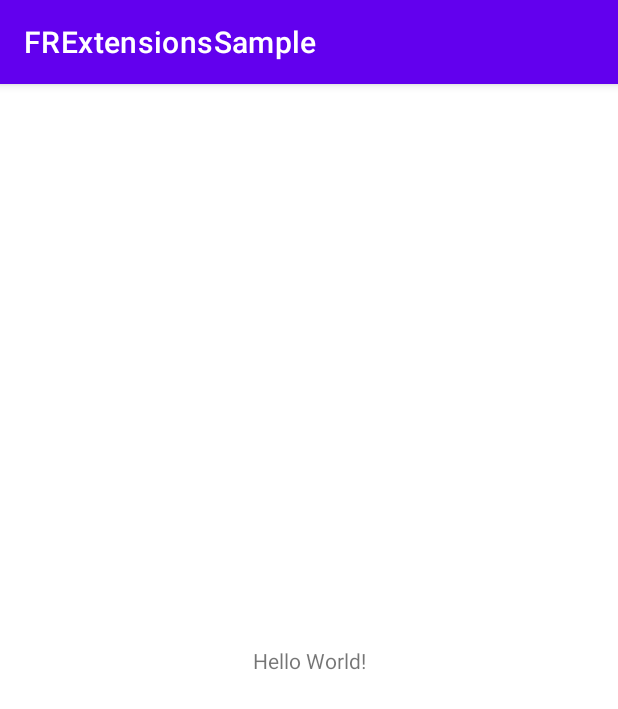
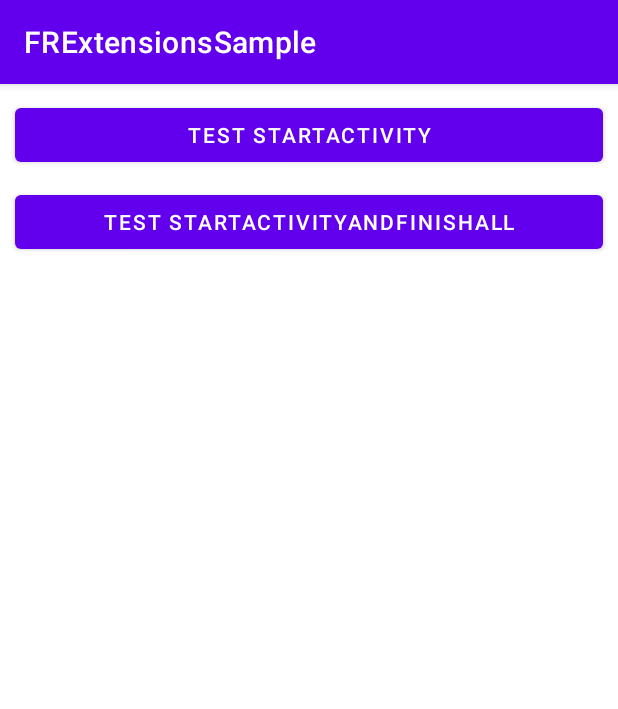
Before and after one commit to sallyluenoa/FRExtensions, an Android app: the screen it shows after launch (MainActivity), on a phone screen of 412 x 824 dp. Shown: the top 709 px of the screen. Run offline under Robolectric (Android 15) with nearby library versions, the phone set to English and light mode, and no system bars.

Commit message:
Add test code #3
* Write sample code for Context extensions.

```diff
--- a/sample/src/main/AndroidManifest.xml
+++ b/sample/src/main/AndroidManifest.xml
@@ -16,6 +16,7 @@
                 <category android:name="android.intent.category.LAUNCHER" />
             </intent-filter>
         </activity>
+        <activity android:name=".SubActivity"/>
     </application>
 
 </manifest>
--- a/sample/src/main/java/org/fog_rock/frextensionssample/MainActivity.kt
+++ b/sample/src/main/java/org/fog_rock/frextensionssample/MainActivity.kt
@@ -1,11 +1,29 @@
 package org.fog_rock.frextensionssample
 
+import android.os.Bundle
 import androidx.appcompat.app.AppCompatActivity
-import android.os.Bundle
+import org.fog_rock.frextensions.android.logI
+import org.fog_rock.frextensions.android.startActivity
+import org.fog_rock.frextensions.android.startActivityAndFinishAll
+import org.fog_rock.frextensionssample.databinding.ActivityMainBinding
 
 class MainActivity : AppCompatActivity() {
+
+    lateinit var binding: ActivityMainBinding
+
     override fun onCreate(savedInstanceState: Bundle?) {
         super.onCreate(savedInstanceState)
-        setContentView(R.layout.activity_main)
+
+        binding = ActivityMainBinding.inflate(layoutInflater)
+        setContentView(binding.root)
+
+        binding.buttonTestStartActivity.setOnClickListener {
+            logI("Clicked Test startActivity.")
+            startActivity<SubActivity>()
+        }
+        binding.buttonTestStartActivityAndFinishAll.setOnClickListener {
+            logI("Clicked Test startActivityAndFinishAll.")
+            startActivityAndFinishAll<SubActivity>()
+        }
     }
 }
--- /dev/null
+++ b/sample/src/main/java/org/fog_rock/frextensionssample/SubActivity.kt
@@ -0,0 +1,5 @@
+package org.fog_rock.frextensionssample
+
+import androidx.appcompat.app.AppCompatActivity
+
+class SubActivity : AppCompatActivity()
--- a/sample/src/main/res/layout/activity_main.xml
+++ b/sample/src/main/res/layout/activity_main.xml
@@ -6,13 +6,24 @@
     android:layout_height="match_parent"
     tools:context=".MainActivity">
 
-    <TextView
-        android:layout_width="wrap_content"
+    <Button
+        android:id="@+id/button_test_startActivity"
+        android:layout_width="0dp"
         android:layout_height="wrap_content"
-        android:text="Hello World!"
-        app:layout_constraintBottom_toBottomOf="parent"
-        app:layout_constraintLeft_toLeftOf="parent"
-        app:layout_constraintRight_toRightOf="parent"
-        app:layout_constraintTop_toTopOf="parent" />
+        android:text="Test startActivity"
+        android:layout_margin="10dp"
+        app:layout_constraintStart_toStartOf="parent"
+        app:layout_constraintEnd_toEndOf="parent"
+        app:layout_constraintTop_toTopOf="parent"/>
+
+    <Button
+        android:id="@+id/button_test_startActivityAndFinishAll"
+        android:layout_width="0dp"
+        android:layout_height="wrap_content"
+        android:text="Test startActivityAndFinishAll"
+        android:layout_margin="10dp"
+        app:layout_constraintStart_toStartOf="parent"
+        app:layout_constraintEnd_toEndOf="parent"
+        app:layout_constraintTop_toBottomOf="@id/button_test_startActivity"/>
 
 </androidx.constraintlayout.widget.ConstraintLayout>
```
Also changed, not shown: sample/build.gradle (+7 -1 lines).
